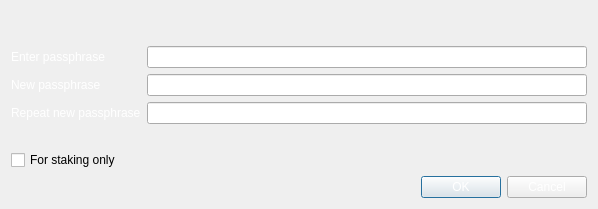
Above: src/qt/forms/askpassphrasedialog.ui from KrvnoZrnce/MACDCoin before the change. Below: the same form after it.
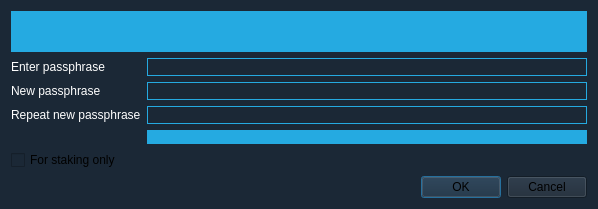
That is the form after the change.

Patch:
```diff
--- a/src/qt/forms/askpassphrasedialog.ui
+++ b/src/qt/forms/askpassphrasedialog.ui
@@ -26,7 +26,10 @@
    <string>Passphrase Dialog</string>
   </property>
   <property name="autoFillBackground">
-   <bool>true</bool>
+   <bool>false</bool>
+  </property>
+  <property name="styleSheet">
+   <string notr="true">background-color:rgb(27, 40, 54);</string>
   </property>
   <property name="locale">
    <locale language="English" country="UnitedStates"/>
@@ -34,6 +37,9 @@
   <layout class="QVBoxLayout" name="verticalLayout">
    <item>
     <widget class="QLabel" name="warningLabel">
+     <property name="styleSheet">
+      <string notr="true">background-color:rgb(37, 170, 225); color:white;</string>
+     </property>
      <property name="textFormat">
       <enum>Qt::RichText</enum>
      </property>
@@ -59,6 +65,10 @@
      </item>
      <item row="0" column="1">
       <widget class="QLineEdit" name="passEdit1">
+       <property name="styleSheet">
+        <string notr="true">border-color:rgb(37, 170, 225); border-width:1px; border-style:solid;
+color:white;</string>
+       </property>
        <property name="echoMode">
         <enum>QLineEdit::Password</enum>
        </property>
@@ -76,6 +86,10 @@
      </item>
      <item row="1" column="1">
       <widget class="QLineEdit" name="passEdit2">
+       <property name="styleSheet">
+        <string notr="true">border-color:rgb(37, 170, 225); border-width:1px; border-style:solid;
+color:white;</string>
+       </property>
        <property name="echoMode">
         <enum>QLineEdit::Password</enum>
        </property>
@@ -93,6 +107,10 @@
      </item>
      <item row="2" column="1">
       <widget class="QLineEdit" name="passEdit3">
+       <property name="styleSheet">
+        <string notr="true">border-color:rgb(37, 170, 225); border-width:1px; border-style:solid;
+color:white;</string>
+       </property>
        <property name="echoMode">
         <enum>QLineEdit::Password</enum>
        </property>
@@ -106,6 +124,9 @@
          <bold>true</bold>
         </font>
        </property>
+       <property name="styleSheet">
+        <string notr="true">background-color:rgb(37, 170, 225); color:white;</string>
+       </property>
        <property name="text">
         <string/>
        </property>
@@ -135,7 +156,7 @@
    <item>
     <widget class="QDialogButtonBox" name="buttonBox">
      <property name="styleSheet">
-      <string notr="true">color:white</string>
+      <string notr="true">QDialogButtonBox::Cancel{color:white; background-image:none; background-color:rgba(0,0,0,0);}</string>
      </property>
      <property name="orientation">
       <enum>Qt::Horizontal</enum>
```
